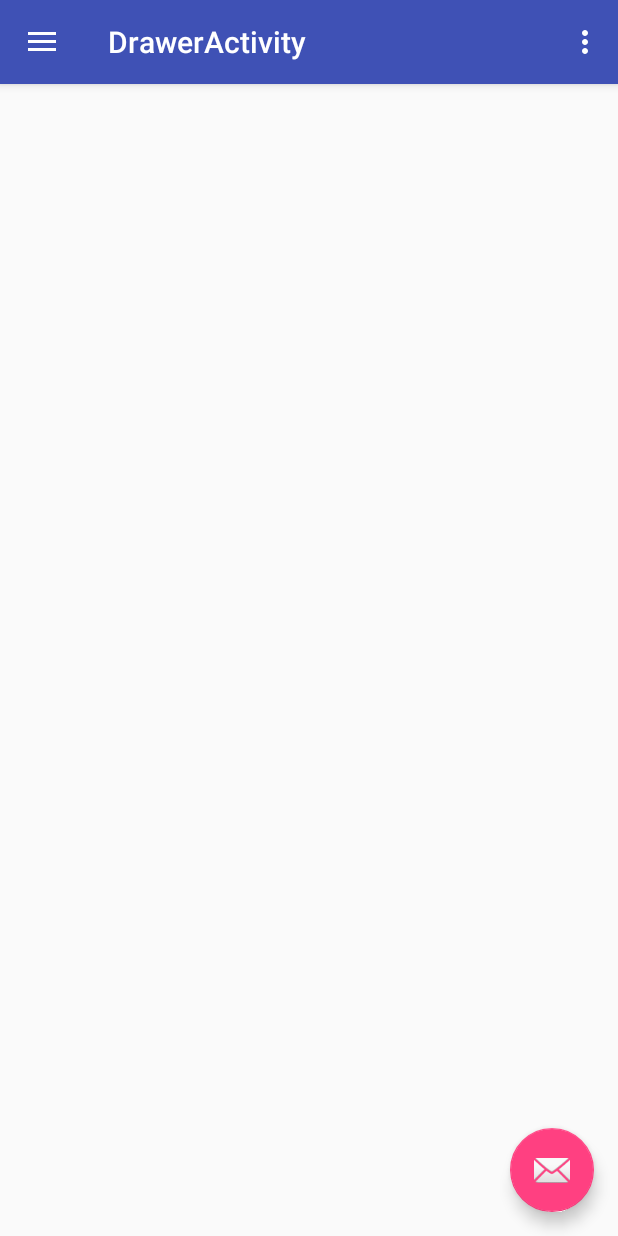
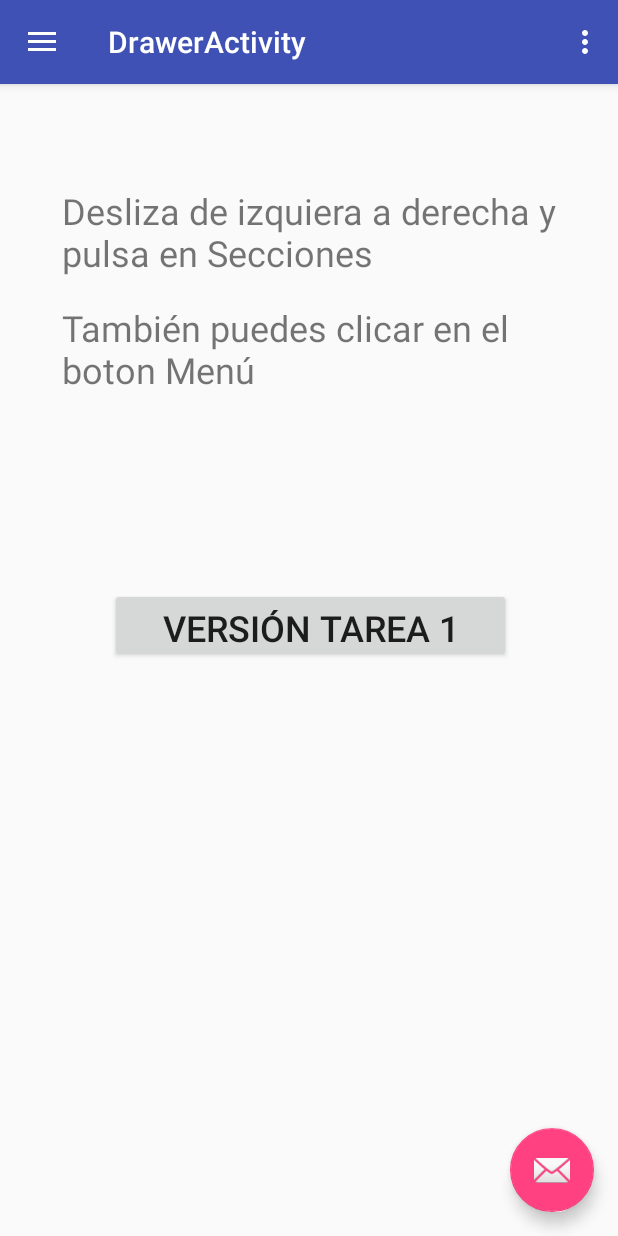
Before and after one commit to manerele/AjedrezDidApp, an Android app: the DrawerActivity screen opened directly, with no data from a screen before it, on a phone screen of 412 x 824 dp. Run offline under Robolectric (Android 15) with nearby library versions, the phone set to English and light mode, and no system bars.

Commit message:
Añado texto y botón en content_drawer.xml

```diff
--- a/app/src/main/java/com/example/josemanuelgarciacruz/ajedrezdidapp/DrawerActivity.java
+++ b/app/src/main/java/com/example/josemanuelgarciacruz/ajedrezdidapp/DrawerActivity.java
@@ -13,6 +13,7 @@ import android.support.v7.app.AppCompatActivity;
 import android.support.v7.widget.Toolbar;
 import android.view.Menu;
 import android.view.MenuItem;
+import android.widget.Button;
 
 public class DrawerActivity extends AppCompatActivity
         implements NavigationView.OnNavigationItemSelectedListener {
@@ -41,6 +42,18 @@ public class DrawerActivity extends AppCompatActivity
 
         NavigationView navigationView = (NavigationView) findViewById(R.id.nav_view);
         navigationView.setNavigationItemSelectedListener(this);
+
+        Button buttonVersion1 = (Button) findViewById(R.id.button_version_tarea_1);
+        buttonVersion1.setOnClickListener(new View.OnClickListener() {
+            @Override
+            public void onClick(View v) {
+
+                Intent intent = new Intent(getApplicationContext(), IndiceActivity.class);
+                startActivity(intent);
+
+            }
+        });
+
     }
 
     @Override
--- a/app/src/main/res/layout/activity_drawer.xml
+++ b/app/src/main/res/layout/activity_drawer.xml
@@ -22,4 +22,5 @@
         app:headerLayout="@layout/nav_header_drawer"
         app:menu="@menu/activity_drawer_drawer" />
 
+
 </android.support.v4.widget.DrawerLayout>
--- a/app/src/main/res/layout/content_drawer.xml
+++ b/app/src/main/res/layout/content_drawer.xml
@@ -8,4 +8,46 @@
     tools:context=".DrawerActivity"
     tools:showIn="@layout/app_bar_drawer">
 
+    <TextView
+        android:id="@+id/textView3"
+        android:layout_width="330dp"
+        android:layout_height="74dp"
+        android:layout_marginStart="8dp"
+        android:layout_marginLeft="8dp"
+        android:layout_marginTop="68dp"
+        android:layout_marginEnd="8dp"
+        android:layout_marginRight="8dp"
+        android:text="@string/mensaje_drawer_activity"
+        android:textSize="24sp"
+        app:layout_constraintEnd_toEndOf="parent"
+        app:layout_constraintStart_toStartOf="parent"
+        app:layout_constraintTop_toTopOf="parent" />
+
+    <TextView
+        android:id="@+id/textView2"
+        android:layout_width="330dp"
+        android:layout_height="74dp"
+        android:layout_marginStart="8dp"
+        android:layout_marginLeft="8dp"
+        android:layout_marginTop="4dp"
+        android:text="@string/mensaje_2_drawer_activity"
+        android:textSize="24sp"
+        app:layout_constraintEnd_toEndOf="@+id/textView3"
+        app:layout_constraintHorizontal_bias="1.0"
+        app:layout_constraintStart_toStartOf="@+id/textView3"
+        app:layout_constraintTop_toBottomOf="@+id/textView3" />
+
+    <Button
+        android:id="@+id/button_version_tarea_1"
+        android:layout_width="267dp"
+        android:layout_height="49dp"
+        android:layout_marginStart="8dp"
+        android:layout_marginLeft="8dp"
+        android:layout_marginTop="116dp"
+        android:text="@string/texto_boton_drawer_activity"
+        android:textSize="24sp"
+        app:layout_constraintEnd_toEndOf="@+id/textView2"
+        app:layout_constraintHorizontal_bias="0.436"
+        app:layout_constraintStart_toStartOf="@+id/textView2"
+        app:layout_constraintTop_toBottomOf="@+id/textView2" />
 </android.support.constraint.ConstraintLayout>
--- a/app/src/main/res/layout/fragment_secciones.xml
+++ b/app/src/main/res/layout/fragment_secciones.xml
@@ -11,10 +11,7 @@
         android:id="@+id/section_label"
         android:layout_width="wrap_content"
         android:layout_height="wrap_content"
-        android:layout_marginStart="@dimen/activity_horizontal_margin"
         android:layout_marginTop="@dimen/activity_vertical_margin"
-        android:layout_marginEnd="@dimen/activity_horizontal_margin"
-        android:layout_marginBottom="@dimen/activity_vertical_margin"
         app:layout_constraintLeft_toLeftOf="parent"
         app:layout_constraintTop_toTopOf="@+id/constraintLayout"
         tools:layout_constraintLeft_creator="1"
--- a/app/src/main/res/values/strings.xml
+++ b/app/src/main/res/values/strings.xml
@@ -366,6 +366,7 @@ disputen durante el periodo previsto para la sesiones, e incluso desplazar
 puntualmente a algún jugador destacado, que podría ser de categorías de promoción,
 
     </string>
+
     <string name="title_activity_drawer">DrawerActivity</string>
     <string name="navigation_drawer_open">Open navigation drawer</string>
     <string name="navigation_drawer_close">Close navigation drawer</string>
@@ -377,4 +378,10 @@ puntualmente a algún jugador destacado, que podría ser de categorías de promo
     <string name="section_format">Hello World from section: %1$d</string>
 
 
+    <!-- Para el Contentt Drawer -->
+    <string name="mensaje_drawer_activity">Desliza de izquiera a derecha y pulsa en Secciones</string>
+    <string name="mensaje_2_drawer_activity">También puedes clicar en el boton Menú</string>
+    <string name="texto_boton_drawer_activity">Versión Tarea 1</string>
+
+
 </resources>
```
Also changed, not shown: 412 other files.
